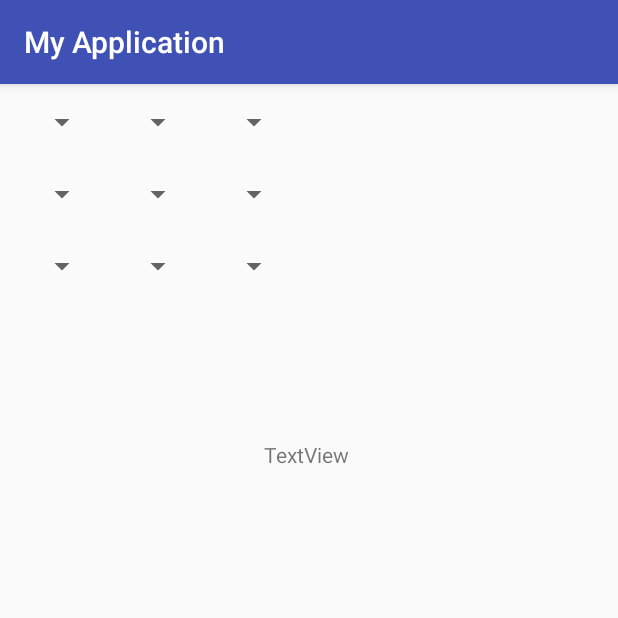
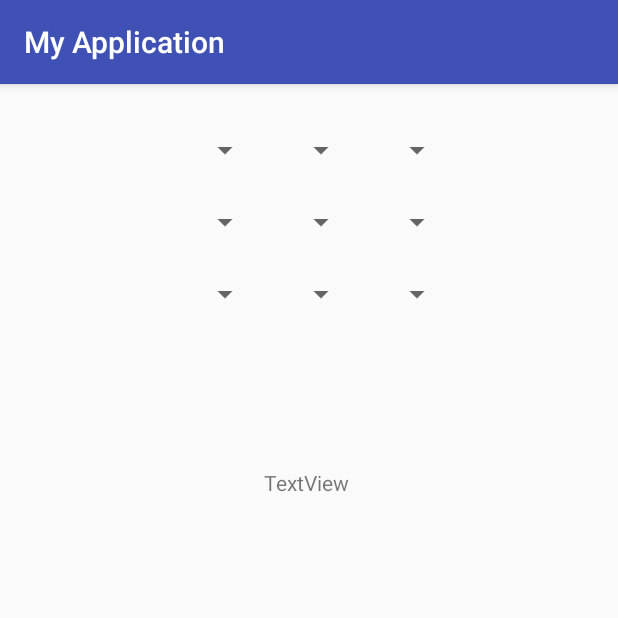
Before and after one commit to Unixfusion/tic_tac_toe, an Android app: the screen it shows after launch (MainActivity), on a phone screen of 412 x 824 dp, the top half of it. Run offline under Robolectric (Android 15) with nearby library versions, the phone set to English and light mode, and no system bars.

Commit message:
cosmetic changes

```diff
--- a/app/src/main/res/layout/activity_main.xml
+++ b/app/src/main/res/layout/activity_main.xml
@@ -8,18 +8,19 @@
 
     <TableLayout
         android:id="@+id/tableLayout"
-        android:layout_width="409dp"
+        android:layout_width="wrap_content"
         android:layout_height="wrap_content"
         android:layout_marginStart="1dp"
-        android:layout_marginTop="1dp"
+        android:layout_marginTop="20dp"
         android:layout_marginEnd="1dp"
         app:layout_constraintEnd_toEndOf="parent"
-        app:layout_constraintHorizontal_bias="0.0"
+        app:layout_constraintHorizontal_bias="0.5"
         app:layout_constraintStart_toStartOf="parent"
         app:layout_constraintTop_toTopOf="parent">
+
         <TableRow
             android:id="@+id/line1"
-            android:layout_width="match_parent"
+            android:layout_width="wrap_content"
             android:layout_height="wrap_content">
 
             <Spinner
@@ -28,6 +29,7 @@
                 android:layout_height="wrap_content"
                 android:contentDescription="@string/box_cd"
                 android:minHeight="48dp"
+                android:spinnerMode="dialog"
                 />
 
             <Spinner
@@ -35,6 +37,7 @@
                 android:layout_width="match_parent"
                 android:layout_height="wrap_content"
                 android:contentDescription="@string/box_cd"
+                android:spinnerMode="dialog"
                 android:minHeight="48dp" />
 
             <Spinner
@@ -42,11 +45,13 @@
                 android:layout_width="match_parent"
                 android:layout_height="wrap_content"
                 android:contentDescription="@string/app_name"
+                android:spinnerMode="dialog"
                 android:minHeight="48dp" />
         </TableRow>
+
         <TableRow
             android:id="@+id/line2"
-            android:layout_width="match_parent"
+            android:layout_width="wrap_content"
             android:layout_height="match_parent">
 
             <Spinner
@@ -54,6 +59,7 @@
                 android:layout_width="match_parent"
                 android:layout_height="wrap_content"
                 android:contentDescription="@string/box_cd"
+                android:spinnerMode="dialog"
                 android:minHeight="48dp" />
 
             <Spinner
@@ -61,6 +67,7 @@
                 android:layout_width="match_parent"
                 android:layout_height="wrap_content"
                 android:contentDescription="@string/box_cd"
+                android:spinnerMode="dialog"
                 android:minHeight="48dp" />
 
             <Spinner
@@ -68,11 +75,13 @@
                 android:layout_width="match_parent"
                 android:layout_height="wrap_content"
                 android:contentDescription="@string/box_cd"
+                android:spinnerMode="dialog"
                 android:minHeight="48dp" />
         </TableRow>
+
         <TableRow
             android:id="@+id/line3"
-            android:layout_width="match_parent"
+            android:layout_width="wrap_content"
             android:layout_height="match_parent">
 
             <Spinner
@@ -80,6 +89,7 @@
                 android:layout_width="match_parent"
                 android:layout_height="wrap_content"
                 android:contentDescription="@string/box_cd"
+                android:spinnerMode="dialog"
                 android:minHeight="48dp" />
 
             <Spinner
@@ -87,6 +97,7 @@
                 android:layout_width="match_parent"
                 android:layout_height="wrap_content"
                 android:contentDescription="@string/box_cd"
+                android:spinnerMode="dialog"
                 android:minHeight="48dp" />
 
             <Spinner
@@ -94,6 +105,7 @@
                 android:layout_width="match_parent"
                 android:layout_height="wrap_content"
                 android:contentDescription="@string/box_cd"
+                android:spinnerMode="dialog"
                 android:minHeight="48dp" />
         </TableRow>
     </TableLayout>
```
